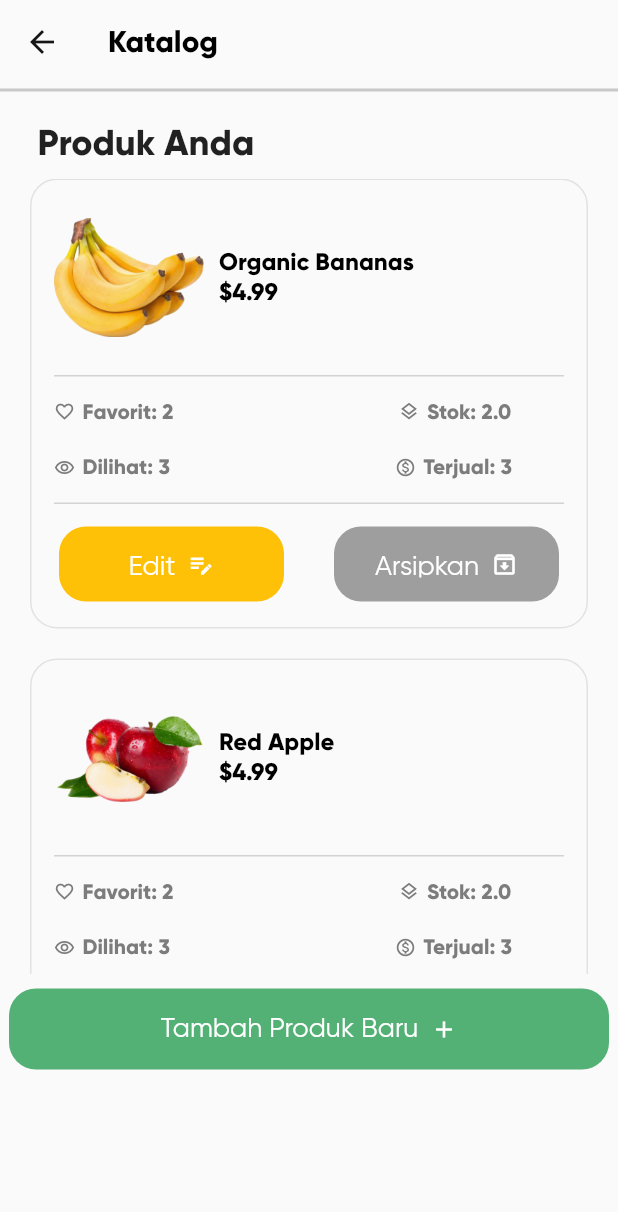
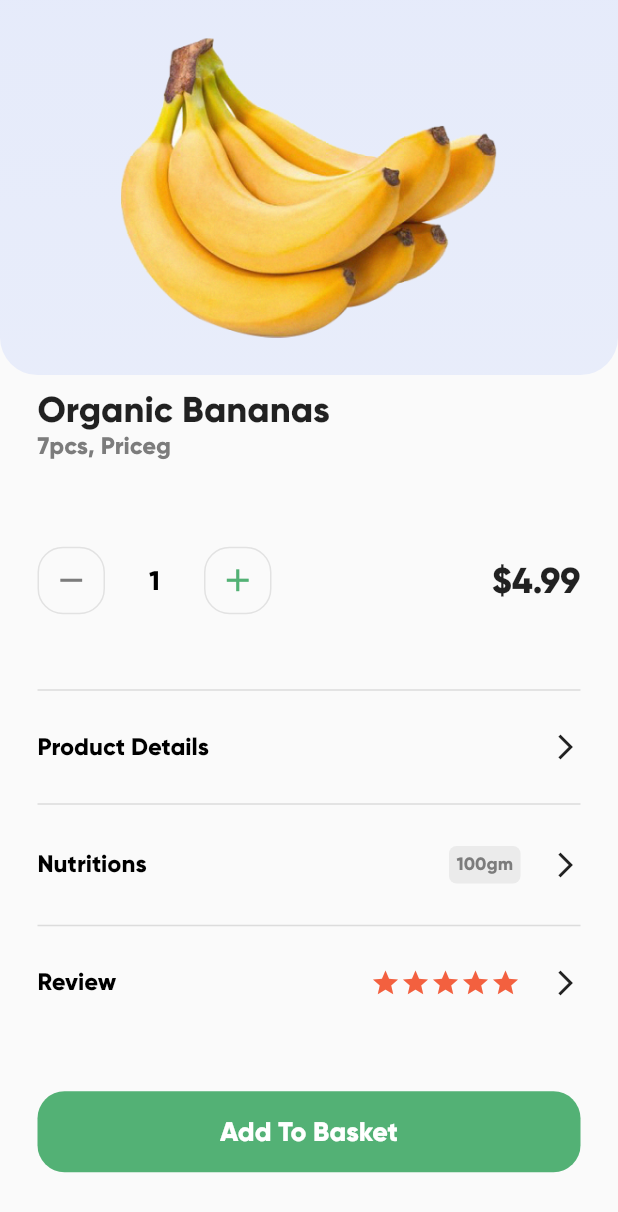
Before and after one commit to chocolatecodelab/apehipo_app, a Flutter app: the ManageProductsPage screen opened directly, after a tap on "Organic Bananas", on a phone screen of 412 x 824 dp. Shown: the top 1212 px of the screen. Run offline on Flutter 3.47's test engine with Material 2 defaults, Android fonts, the phone set to English and light mode, and no system bars; our stand-ins replace flutter_svg, image_picker.

Commit message:
menambahkan catalog details

```diff
--- a/lib/screens/account/account_katalog.dart
+++ b/lib/screens/account/account_katalog.dart
@@ -1,4 +1,5 @@
 import 'package:apehipo_app/models/katalog_item.dart';
+import 'package:apehipo_app/screens/account/catalog_details/catalog_details.dart';
 import 'package:apehipo_app/styles/theme.dart';
 import 'package:flutter/material.dart';
 // import 'package:apehipo_app/models/katalog_item.dart';
@@ -137,7 +138,7 @@ class ManageProductsPage extends StatelessWidget {
         itemBuilder: (context, index) {
           return GestureDetector(
             onTap: () {
-              // onItemClicked(context, items[index]);
+              onItemClicked(context, items[index]);
             },
             child: CatalogItemWidget(
               item: items[index],
@@ -154,16 +155,16 @@ class ManageProductsPage extends StatelessWidget {
     );
   }
 
-  // void onItemClicked(BuildContext context, KatalogItem katalogItem) {
-  //   Navigator.push(
-  //     context,
-  //     MaterialPageRoute(
-  //         builder: (context) => ProductDetailsScreen(
-  //               katalogItem,
-  //               heroSuffix: "account_katalog",
-  //             )),
-  //   );
-  // }
+  void onItemClicked(BuildContext context, KatalogItem katalogItem) {
+    Navigator.push(
+      context,
+      MaterialPageRoute(
+          builder: (context) => CatalogDetailsScreen(
+                katalogItem,
+                heroSuffix: "account_katalog",
+              )),
+    );
+  }
 
   Widget subTitle(String text) {
     return Row(
--- /dev/null
+++ b/lib/screens/account/catalog_details/catalog_details.dart
@@ -0,0 +1,193 @@
+import 'package:apehipo_app/models/katalog_item.dart';
+import 'package:flutter/material.dart';
+import 'package:apehipo_app/common_widgets/app_button.dart';
+import 'package:apehipo_app/common_widgets/app_text.dart';
+import 'package:apehipo_app/models/grocery_item.dart';
+import 'package:apehipo_app/widgets/item_counter_widget.dart';
+
+// import 'favourite_toggle_icon_widget.dart';
+
+class CatalogDetailsScreen extends StatefulWidget {
+  final KatalogItem katalogItem;
+  final String? heroSuffix;
+
+  const CatalogDetailsScreen(this.katalogItem, {this.heroSuffix});
+
+  @override
+  _CatalogDetailsScreenState createState() => _CatalogDetailsScreenState();
+}
+
+class _CatalogDetailsScreenState extends State<CatalogDetailsScreen> {
+  int amount = 1;
+
+  @override
+  Widget build(BuildContext context) {
+    return Scaffold(
+      body: SafeArea(
+        child: Column(
+          children: [
+            getImageHeaderWidget(),
+            Expanded(
+              child: Padding(
+                padding: const EdgeInsets.symmetric(horizontal: 25),
+                child: Column(
+                  children: [
+                    ListTile(
+                      contentPadding: EdgeInsets.zero,
+                      title: Text(
+                        widget.katalogItem.name,
+                        style: TextStyle(
+                            fontSize: 24, fontWeight: FontWeight.bold),
+                      ),
+                      subtitle: AppText(
+                        text: widget.katalogItem.description,
+                        fontSize: 16,
+                        fontWeight: FontWeight.w600,
+                        color: Color(0xff7C7C7C),
+                      ),
+                      // trailing: FavoriteToggleIcon(),
+                    ),
+                    Spacer(),
+                    Row(
+                      children: [
+                        ItemCounterWidget(
+                          onAmountChanged: (newAmount) {
+                            setState(() {
+                              amount = newAmount;
+                            });
+                          },
+                        ),
+                        Spacer(),
+                        Text(
+                          "\$${getTotalPrice().toStringAsFixed(2)}",
+                          style: TextStyle(
+                            fontSize: 24,
+                            fontWeight: FontWeight.bold,
+                          ),
+                        )
+                      ],
+                    ),
+                    Spacer(),
+                    Divider(thickness: 1),
+                    getCatalogDataRowWidget("Product Details"),
+                    Divider(thickness: 1),
+                    getCatalogDataRowWidget("Nutritions",
+                        customWidget: nutritionWidget()),
+                    Divider(thickness: 1),
+                    getCatalogDataRowWidget(
+                      "Review",
+                      customWidget: ratingWidget(),
+                    ),
+                    Spacer(),
+                    AppButton(
+                      label: "Add To Basket",
+                    ),
+                    Spacer(),
+                  ],
+                ),
+              ),
+            ),
+          ],
+        ),
+      ),
+    );
+  }
+
+  Widget getImageHeaderWidget() {
+    return Container(
+      height: 250,
+      padding: EdgeInsets.symmetric(horizontal: 25, vertical: 25),
+      width: double.maxFinite,
+      decoration: BoxDecoration(
+        color: Colors.blue,
+        borderRadius: BorderRadius.only(
+          bottomLeft: Radius.circular(25),
+          bottomRight: Radius.circular(25),
+        ),
+        gradient: new LinearGradient(
+            colors: [
+              const Color(0xFF3366FF).withOpacity(0.1),
+              const Color(0xFF3366FF).withOpacity(0.09),
+            ],
+            begin: const FractionalOffset(0.0, 0.0),
+            end: const FractionalOffset(0.0, 1.0),
+            stops: [0.0, 1.0],
+            tileMode: TileMode.clamp),
+      ),
+      child: Hero(
+        tag: "KatalogItem:" +
+            widget.katalogItem.name +
+            "-" +
+            (widget.heroSuffix ?? ""),
+        child: Image(
+          image: AssetImage(widget.katalogItem.imagePath),
+        ),
+      ),
+    );
+  }
+
+  Widget getCatalogDataRowWidget(String label, {Widget? customWidget}) {
+    return Container(
+      margin: EdgeInsets.only(
+        top: 20,
+        bottom: 20,
+      ),
+      child: Row(
+        children: [
+          AppText(text: label, fontWeight: FontWeight.w600, fontSize: 16),
+          Spacer(),
+          if (customWidget != null) ...[
+            customWidget,
+            SizedBox(
+              width: 20,
+            )
+          ],
+          Icon(
+            Icons.arrow_forward_ios,
+            size: 20,
+          )
+        ],
+      ),
+    );
+  }
+
+  Widget nutritionWidget() {
+    return Container(
+      padding: EdgeInsets.all(5),
+      decoration: BoxDecoration(
+        color: Color(0xffEBEBEB),
+        borderRadius: BorderRadius.circular(5),
+      ),
+      child: AppText(
+        text: "100gm",
+        fontWeight: FontWeight.w600,
+        fontSize: 12,
+        color: Color(0xff7C7C7C),
+      ),
+    );
+  }
+
+  Widget ratingWidget() {
+    Widget starIcon() {
+      return Icon(
+        Icons.star,
+        color: Color(0xffF3603F),
+        size: 20,
+      );
+    }
+
+    return Row(
+      children: [
+        starIcon(),
+        starIcon(),
+        starIcon(),
+        starIcon(),
+        starIcon(),
+      ],
+    );
+  }
+
+  double getTotalPrice() {
+    return amount * widget.katalogItem.price;
+  }
+}
--- a/lib/widgets/catalog_item_widget.dart
+++ b/lib/widgets/catalog_item_widget.dart
@@ -4,6 +4,7 @@ import 'package:apehipo_app/styles/theme.dart';
 import 'package:apehipo_app/common_widgets/app_text.dart';
 import 'package:apehipo_app/models/katalog_item.dart';
 import 'package:apehipo_app/styles/colors.dart';
+import 'package:apehipo_app/screens/account/catalog_details/catalog_details.dart';
 
 class CatalogItemWidget extends StatelessWidget {
   CatalogItemWidget({
@@ -158,7 +159,10 @@ class CatalogItemWidget extends StatelessWidget {
             Row(
               mainAxisAlignment: MainAxisAlignment.spaceAround,
               children: [
-                getEditButton("Edit"),
+                getEditButton(
+                  "Edit Produk",
+                  onPressed: () => onItemClicked(context, item),
+                ),
                 SizedBox(
                   width: 20,
                 ),
@@ -213,12 +217,13 @@ class CatalogItemWidget extends StatelessWidget {
   }
 }
 
-Widget getEditButton(String label, {Widget? trailingWidget}) {
+Widget getEditButton(String label,
+    {Widget? trailingWidget, required VoidCallback onPressed}) {
   return Container(
     width: 150,
     height: 50,
     child: ElevatedButton(
-      onPressed: () {},
+      onPressed: onPressed,
       style: ElevatedButton.styleFrom(
         visualDensity: VisualDensity.compact,
         shape: RoundedRectangleBorder(
@@ -326,3 +331,14 @@ Widget getArsipButton(String label, {Widget? trailingWidget}) {
     ),
   );
 }
+
+void onItemClicked(BuildContext context, KatalogItem katalogItem) {
+  Navigator.push(
+    context,
+    MaterialPageRoute(
+        builder: (context) => CatalogDetailsScreen(
+              katalogItem,
+              heroSuffix: "account_katalog",
+            )),
+  );
+}
```
